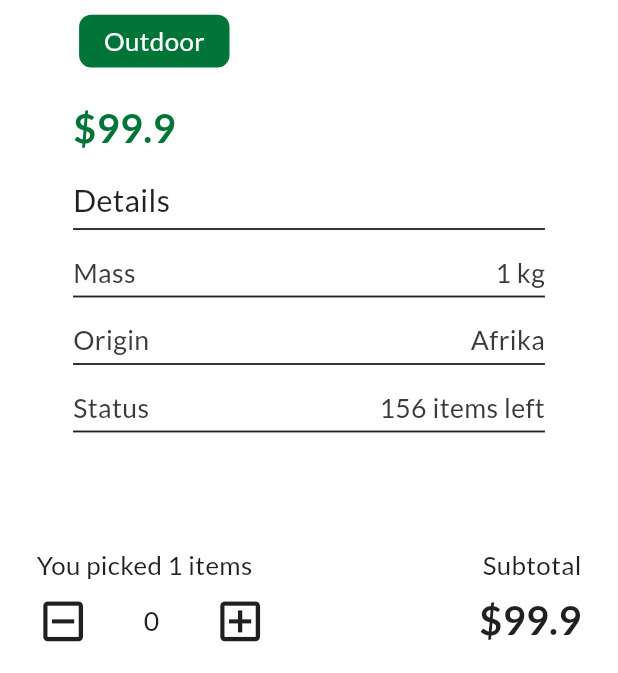
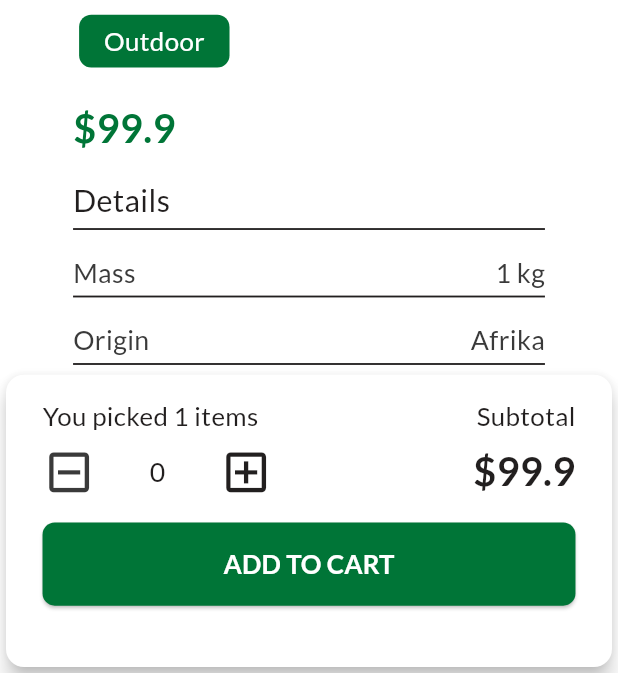
Before and after one commit to Abdusalom0516/Fayzigul, a Flutter app: the ProductsDetailsScreen screen opened directly, on a phone screen of 412 x 824 dp, the part 563-1236 px from its top. Run offline on Flutter 3.47's test engine with Material 3 defaults, Android fonts, the phone set to English and light mode, and no system bars; our stand-ins replace dartz, equatable, firebase_auth, firebase_core, flutter_bloc, flutter_hooks and 2 more; accounts and stored records are empty.

Commit message:
BASE: Enhance UI Of Product Details Screen.

```diff
--- a/lib/presentation/home/screens/products_details_screen.dart
+++ b/lib/presentation/home/screens/products_details_screen.dart
@@ -6,6 +6,7 @@ import 'package:plant_store/core/common/consts/const_colors.dart';
 import 'package:plant_store/core/common/consts/const_img_paths.dart';
 import 'package:plant_store/core/common/consts/const_text_styles.dart';
 import 'package:plant_store/core/common/consts/const_texts.dart';
+import 'package:plant_store/core/common/widgets/custom_height_wd.dart';
 import 'package:plant_store/core/common/widgets/custom_sliver_height_wd.dart';
 import 'package:plant_store/core/utils/app_state_wrapper.dart';
 import 'package:plant_store/presentation/home/widgets/prod_details_category_card.dart';
@@ -19,6 +20,130 @@ class ProductsDetailsScreen extends HookWidget {
     final pageController = usePageController();
     return AppStateWrapper(
       builder: (colors, texts, images) => Scaffold(
+        bottomNavigationBar: Card(
+          elevation: 5.5.r,
+          color: colors.ffffffff,
+          child: Container(
+            height: 167.h,
+            width: double.infinity,
+            margin: EdgeInsets.only(bottom: 25.r),
+            padding:
+                EdgeInsetsGeometry.symmetric(horizontal: 24.r, vertical: 15.r),
+            child: Column(
+              children: [
+                // Cart Summary Section
+                Column(
+                  spacing: 5.h,
+                  children: [
+                    Row(
+                      mainAxisAlignment: MainAxisAlignment.spaceBetween,
+                      children: [
+                        Text(
+                          "${texts.youPicked} 1 ${texts.items}",
+                          style: AppTextStyles.lato.medium(
+                            color: colors.ff221fif,
+                            fontSize: 17.sp,
+                          ),
+                        ),
+                        Text(
+                          texts.subtotal,
+                          style: AppTextStyles.lato.medium(
+                            color: colors.ff221fif,
+                            fontSize: 17.sp,
+                          ),
+                        ),
+                      ],
+                    ),
+                    Row(
+                      mainAxisAlignment: MainAxisAlignment.spaceBetween,
+                      children: [
+                        Row(
+                          children: [
+                            InkWell(
+                              onTap: () {
+                                log("Cart Minus Button Clicked.");
+                                if (quantity.value <= 0) {
+                                  return;
+                                }
+                                quantity.value--;
+                              },
+                              child: Icon(
+                                Icons.indeterminate_check_box_outlined,
+                                size: 35.r,
+                                color: colors.ff3A3A3A,
+                              ),
+                            ),
+                            SizedBox(
+                              width: 75.w,
+                              child: Text(
+                                textAlign: TextAlign.center,
+                                quantity.value.toString(),
+                                style: AppTextStyles.lato.medium(
+                                  color: colors.ff221fif,
+                                  fontSize: 17.5.sp,
+                                ),
+                              ),
+                            ),
+                            InkWell(
+                              onTap: () {
+                                log("Cart Plus Button Clicked.");
+                                quantity.value++;
+                              },
+                              child: Icon(
+                                Icons.add_box_outlined,
+                                size: 35.r,
+                                color: colors.ff221fif,
+                              ),
+                            ),
+                          ],
+                        ),
+                        Text(
+                          "\$99.9",
+                          style: AppTextStyles.lato.bold(
+                            color: colors.ff221fif,
+                            fontSize: 24.w,
+                          ),
+                        ),
+                      ],
+                    )
+                  ],
+                ),
+                Height(height: 15),
+
+                // Add to Cart Button Section
+                Row(
+                  children: [
+                    Expanded(
+                      child: ElevatedButton(
+                        style: ButtonStyle(
+                          backgroundColor:
+                              WidgetStatePropertyAll(colors.ff007537),
+                          padding: WidgetStatePropertyAll(
+                              EdgeInsetsGeometry.symmetric(vertical: 15.r)),
+                          shape: WidgetStatePropertyAll(
+                            RoundedRectangleBorder(
+                              borderRadius: BorderRadius.circular(8.r),
+                            ),
+                          ),
+                        ),
+                        onPressed: () {
+                          log("Add to Cart Button Clicked.");
+                        },
+                        child: Text(
+                          texts.addToCart,
+                          style: AppTextStyles.lato.bold(
+                            color: colors.ffffffff,
+                            fontSize: 17.sp,
+                          ),
+                        ),
+                      ),
+                    ),
+                  ],
+                ),
+              ],
+            ),
+          ),
+        ),
         body: CustomScrollView(
           slivers: [
             appBarSection(colors, texts),
@@ -71,117 +196,6 @@ class ProductsDetailsScreen extends HookWidget {
                     ],
                   )),
             ),
-            SliverHeight(height: 45),
-            SliverPadding(
-              padding: EdgeInsetsGeometry.symmetric(
-                  horizontal: 24.r, vertical: 15.r),
-              sliver: SliverToBoxAdapter(
-                child: Column(
-                  spacing: 5.h,
-                  children: [
-                    Row(
-                      mainAxisAlignment: MainAxisAlignment.spaceBetween,
-                      children: [
-                        Text(
-                          "${texts.youPicked} 1 ${texts.items}",
-                          style: AppTextStyles.lato.medium(
-                            color: colors.ff221fif,
-                            fontSize: 17.sp,
-                          ),
-                        ),
-                        Text(
-                          texts.subtotal,
-                          style: AppTextStyles.lato.medium(
-                            color: colors.ff221fif,
-                            fontSize: 17.sp,
-                          ),
-                        ),
-                      ],
-                    ),
-                    Row(
-                      mainAxisAlignment: MainAxisAlignment.spaceBetween,
-                      children: [
-                        Row(
-                          children: [
-                            InkWell(
-                              onTap: () {
-                                log("Cart Minus Button Clicked.");
-                                if (quantity.value <= 0) {
-                                  return;
-                                }
-                                quantity.value--;
-                              },
-                              child: Icon(
-                                Icons.indeterminate_check_box_outlined,
-                                size: 35.r,
-                                color: colors.ff221fif,
-                              ),
-                            ),
-                            SizedBox(
-                              width: 75.w,
-                              child: Text(
-                                textAlign: TextAlign.center,
-                                quantity.value.toString(),
-                                style: AppTextStyles.lato.medium(
-                                  color: colors.ff221fif,
-                                  fontSize: 17.5.sp,
-                                ),
-                              ),
-                            ),
-                            InkWell(
-                              onTap: () {
-                                log("Cart Plus Button Clicked.");
-                                quantity.value++;
-                              },
-                              child: Icon(
-                                Icons.add_box_outlined,
-                                size: 35.r,
-                                color: colors.ff221fif,
-                              ),
-                            ),
-                          ],
-                        ),
-                        Text(
-                          "\$99.9",
-                          style: AppTextStyles.lato.bold(
-                            color: colors.ff221fif,
-                            fontSize: 24.w,
-                          ),
-                        ),
-                      ],
-                    )
-                  ],
-                ),
-              ),
-
-            ),
-            SliverHeight(height: 15),
-            // Add to Cart Button Section
-            SliverPadding(padding: EdgeInsetsGeometry.symmetric(horizontal: 24.r)
-            , sliver: SliverToBoxAdapter(
-              child: ElevatedButton(
-                style: ButtonStyle(
-                  backgroundColor: WidgetStatePropertyAll(colors.ff007537),
-                  padding: WidgetStatePropertyAll(
-                      EdgeInsetsGeometry.symmetric(vertical: 15.r)),
-                  shape: WidgetStatePropertyAll(
-                    RoundedRectangleBorder(
-                      borderRadius: BorderRadius.circular(8.r),
-                    ),
-                  ),
-                ),
-                onPressed: () {
-                  log("Add to Cart Button Clicked.");
-                },
-                child: Text(
-                  texts.addToCart,
-                  style: AppTextStyles.lato.bold(
-                    color: colors.ffffffff,
-                    fontSize: 17.sp,
-                  ),
-                ),
-              ),
-            ),),
             SliverHeight(height: 45),
           ],
         ),
```
